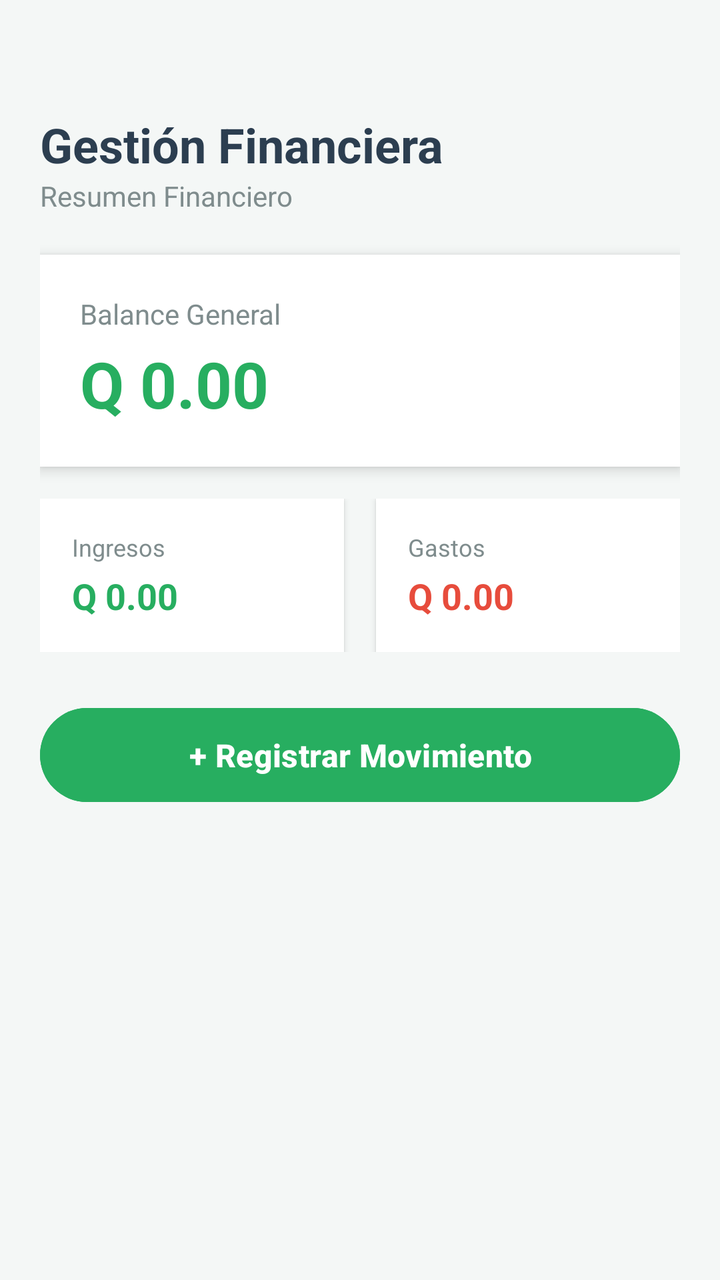
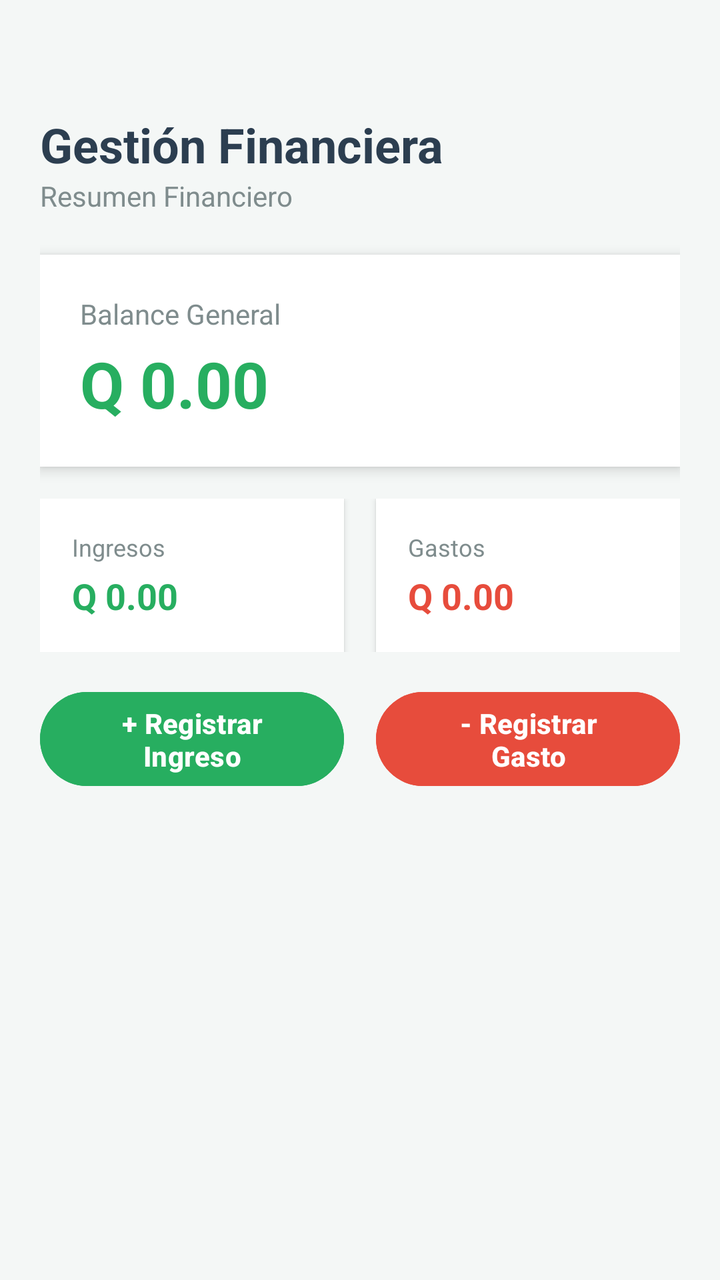

Compare the two renders of this Android layout. The source of the first and the diff that turns it into the second are given below.
<!-- AndroidManifest.xml: application theme Theme.AppFinanzas -->
<!-- res/layout/activity_main.xml -->
<?xml version="1.0" encoding="utf-8"?>
<LinearLayout xmlns:android="http://schemas.android.com/apk/res/android"
    android:layout_width="match_parent"
    android:layout_height="match_parent"
    android:orientation="vertical"
    android:paddingStart="20dp"
    android:paddingEnd="20dp"
    android:paddingBottom="20dp"
    android:paddingTop="56dp"
    android:background="#F4F7F6">

    
    <TextView
        android:id="@+id/tvBienvenida"
        android:layout_width="wrap_content"
        android:layout_height="wrap_content"
        android:text="Gestión Financiera"
        android:textColor="#2C3E50"
        android:textSize="24sp"
        android:textStyle="bold" />

    <TextView
        android:id="@+id/tvSubtitulo"
        android:layout_width="wrap_content"
        android:layout_height="wrap_content"
        android:text="Resumen Financiero"
        android:textSize="14sp"
        android:textColor="#7F8C8D"
        android:layout_marginBottom="20dp" />

    
    <LinearLayout
        android:layout_width="match_parent"
        android:layout_height="wrap_content"
        android:orientation="vertical"
        android:background="#FFFFFF"
        android:padding="20dp"
        android:elevation="4dp"
        android:layout_marginBottom="16dp">

        <TextView
            android:layout_width="wrap_content"
            android:layout_height="wrap_content"
            android:text="Balance General"
            android:textSize="14sp"
            android:textColor="#7F8C8D" />

        <TextView
            android:id="@+id/tvBalanceTotal"
            android:layout_width="wrap_content"
            android:layout_height="wrap_content"
            android:text="Q 0.00"
            android:textSize="32sp"
            android:textStyle="bold"
            android:textColor="#27AE60"
            android:layout_marginTop="4dp" />
    </LinearLayout>

    
    <LinearLayout
        android:layout_width="match_parent"
        android:layout_height="wrap_content"
        android:orientation="horizontal"
        android:layout_marginBottom="24dp">

        
        <LinearLayout
            android:layout_width="0dp"
            android:layout_height="wrap_content"
            android:layout_weight="1"
            android:orientation="vertical"
            android:background="#FFFFFF"
            android:padding="16dp"
            android:elevation="2dp"
            android:layout_marginEnd="8dp">

            <TextView
                android:layout_width="wrap_content"
                android:layout_height="wrap_content"
                android:text="Ingresos"
                android:textSize="12sp"
                android:textColor="#7F8C8D" />

            <TextView
                android:id="@+id/tvIngresosTotal"
                android:layout_width="wrap_content"
                android:layout_height="wrap_content"
                android:text="Q 0.00"
                android:textSize="18sp"
                android:textStyle="bold"
                android:textColor="#27AE60"
                android:layout_marginTop="4dp" />
        </LinearLayout>

        
        <LinearLayout
            android:layout_width="0dp"
            android:layout_height="wrap_content"
            android:layout_weight="1"
            android:orientation="vertical"
            android:background="#FFFFFF"
            android:padding="16dp"
            android:elevation="2dp"
            android:layout_marginStart="8dp">

            <TextView
                android:layout_width="wrap_content"
                android:layout_height="wrap_content"
                android:text="Gastos"
                android:textSize="12sp"
                android:textColor="#7F8C8D" />

            <TextView
                android:id="@+id/tvGastosTotal"
                android:layout_width="wrap_content"
                android:layout_height="wrap_content"
                android:text="Q 0.00"
                android:textSize="18sp"
                android:textStyle="bold"
                android:textColor="#E74C3C"
                android:layout_marginTop="4dp" />
        </LinearLayout>
    </LinearLayout>

    
    <Button
        android:id="@+id/btnNuevoMovimiento"
        android:layout_width="match_parent"
        android:layout_height="55dp"
        android:backgroundTint="#27AE60"
        android:text="+ Registrar Movimiento"
        android:textColor="#FFFFFF"
        android:textSize="16sp"
        android:textStyle="bold" />

    <androidx.recyclerview.widget.RecyclerView
        android:id="@+id/recyclerTransacciones"
        android:layout_width="match_parent"
        android:layout_height="match_parent"
        android:layout_marginTop="16dp" />

</LinearLayout>
<!-- resources referenced by this layout -->
<resources>
  <style name="Theme.AppFinanzas" parent="Base.Theme.AppFinanzas" />
  <style name="Base.Theme.AppFinanzas" parent="Theme.Material3.DayNight.NoActionBar">
          
          
      </style>
</resources>

<!-- the commit's change to res/layout/activity_main.xml (unified diff, before → after) -->
@@ -61,7 +61,7 @@
         android:layout_width="match_parent"
         android:layout_height="wrap_content"
         android:orientation="horizontal"
-        android:layout_marginBottom="24dp">
+        android:layout_marginBottom="16dp">
 
         
         <LinearLayout
@@ -123,20 +123,42 @@
     </LinearLayout>
 
     
-    <Button
-        android:id="@+id/btnNuevoMovimiento"
+    <LinearLayout
         android:layout_width="match_parent"
-        android:layout_height="55dp"
-        android:backgroundTint="#27AE60"
-        android:text="+ Registrar Movimiento"
-        android:textColor="#FFFFFF"
-        android:textSize="16sp"
-        android:textStyle="bold" />
+        android:layout_height="wrap_content"
+        android:orientation="horizontal"
+        android:weightSum="2"
+        android:layout_marginBottom="16dp">
+
+        <Button
+            android:id="@+id/btnRegistrarIngreso"
+            android:layout_width="0dp"
+            android:layout_height="55dp"
+            android:layout_weight="1"
+            android:layout_marginEnd="8dp"
+            android:backgroundTint="#27AE60"
+            android:text="+ Registrar Ingreso"
+            android:textColor="#FFFFFF"
+            android:textSize="14sp"
+            android:textStyle="bold" />
+
+        <Button
+            android:id="@+id/btnRegistrarGasto"
+            android:layout_width="0dp"
+            android:layout_height="55dp"
+            android:layout_weight="1"
+            android:layout_marginStart="8dp"
+            android:backgroundTint="#E74C3C"
+            android:text="- Registrar Gasto"
+            android:textColor="#FFFFFF"
+            android:textSize="14sp"
+            android:textStyle="bold" />
+    </LinearLayout>
 
     <androidx.recyclerview.widget.RecyclerView
         android:id="@+id/recyclerTransacciones"
         android:layout_width="match_parent"
         android:layout_height="match_parent"
-        android:layout_marginTop="16dp" />
+        android:layout_marginTop="4dp" />
 
 </LinearLayout>
